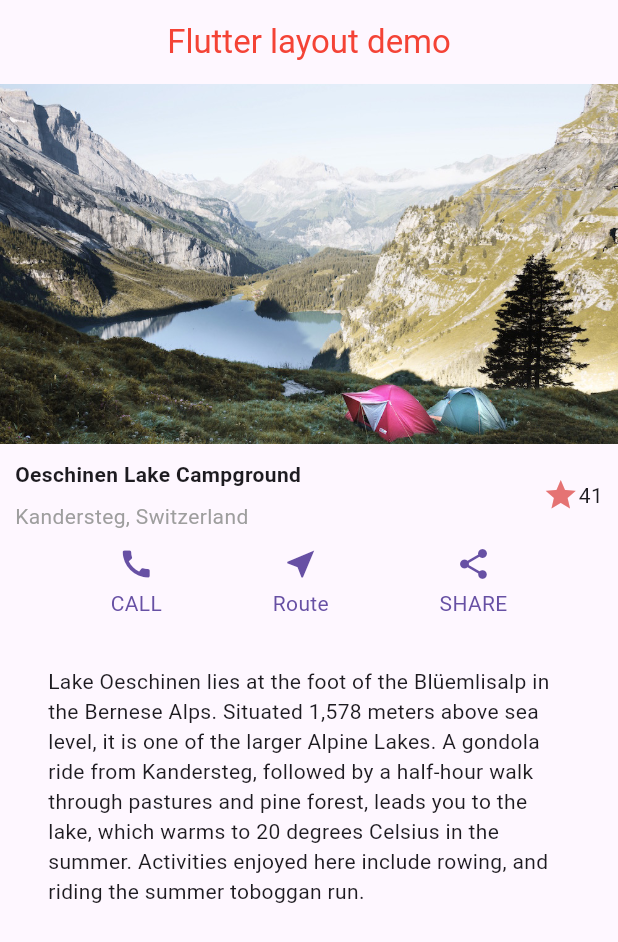
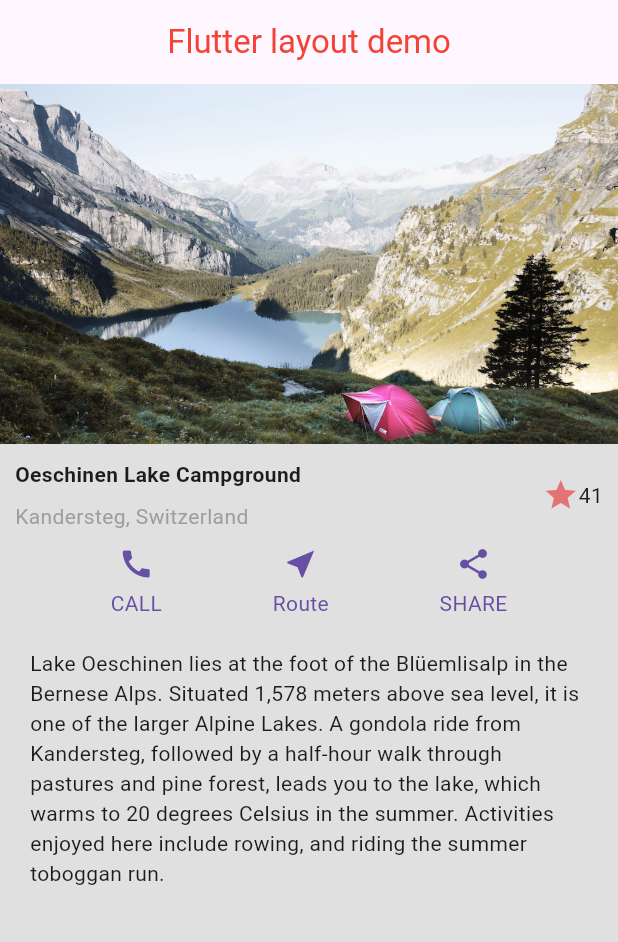
Before and after one commit to Majok-Bol/layout_demo, a Flutter app: the screen it shows after launch, on a phone screen of 412 x 824 dp. Shown: the top 942 px of the screen. Run offline on Flutter 3.47's test engine with Material 3 defaults, Android fonts, the phone set to English and light mode, and no system bars.

Commit message:
added remodified background image

```diff
--- a/lib/main.dart
+++ b/lib/main.dart
@@ -13,7 +13,7 @@ class MyApp extends StatelessWidget{
       title: appTitle,
       home: Scaffold(
         appBar:AppBar(title:const Text(appTitle,style: TextStyle(color: Colors.red),),centerTitle: true,),
-        // backgroundColor:Colors.grey,
+        backgroundColor:Colors.grey[300],
         body:const SingleChildScrollView(child: Column(children: [ImageSection(image: 'assets/images/lake.jpg'),TitleSection(name: "Oeschinen Lake Campground", location:"Kandersteg, Switzerland"),ButtonSection(),TextSection(description:'Lake Oeschinen lies at the foot of the Blüemlisalp in the '
             'Bernese Alps. Situated 1,578 meters above sea level, it '
             'is one of the larger Alpine Lakes. A gondola ride from '
@@ -80,7 +80,7 @@ class TextSection extends StatelessWidget{
   final String description;
   @override
   Widget build(BuildContext context){
-    return Padding(padding: EdgeInsets.all(32),
+    return Padding(padding: EdgeInsets.all(20),
       child: Text(description,softWrap: true,),
 
 
```
